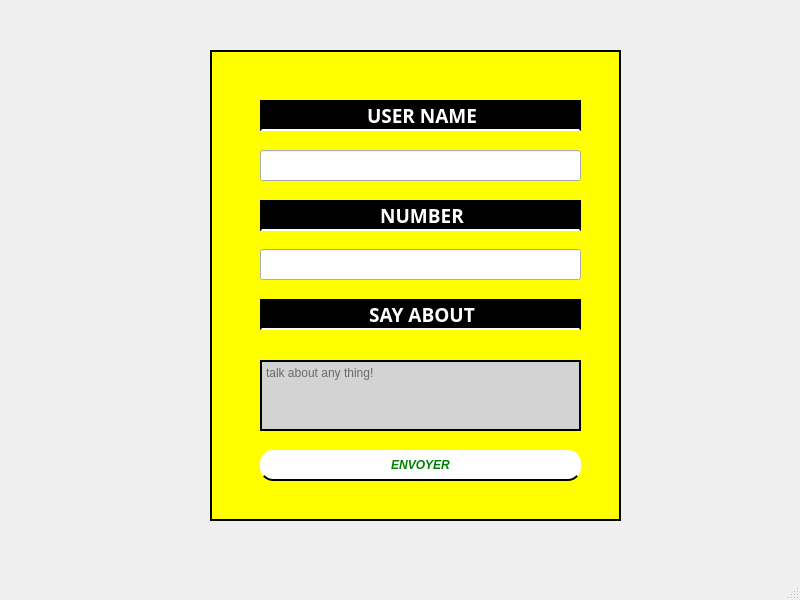
Above: UI/app_send_sms.ui from koueAnicet/appSms before the change. Below: the same form after it.
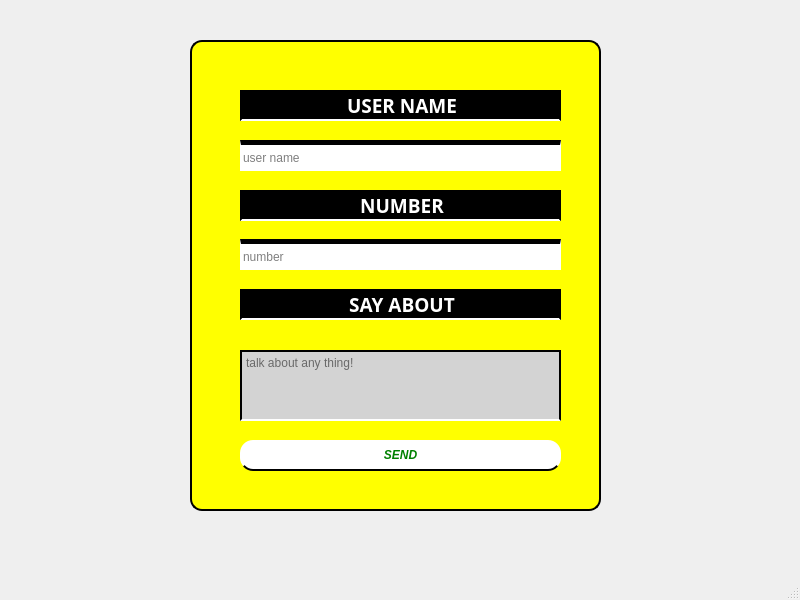
That is the form after the change.

The edit to the form file:
```diff
--- a/UI/app_send_sms.ui
+++ b/UI/app_send_sms.ui
@@ -22,8 +22,8 @@
    <widget class="QFrame" name="frame">
     <property name="geometry">
      <rect>
-      <x>210</x>
-      <y>50</y>
+      <x>190</x>
+      <y>40</y>
       <width>411</width>
       <height>471</height>
      </rect>
@@ -31,7 +31,8 @@
     <property name="styleSheet">
      <string notr="true">QFrame{
 background-color:yellow;
-border:2px solid black;}</string>
+border:2px solid black;
+border-radius:12px;}</string>
     </property>
     <property name="frameShape">
      <enum>QFrame::StyledPanel</enum>
@@ -53,7 +54,8 @@
 background-color:black;
 font:Arial 20 bold;
 color:white;
-border-bottom:2px solid white;}</string>
+border-bottom:2px solid white;
+border-radius:none;}</string>
      </property>
      <property name="text">
       <string>&lt;html&gt;&lt;head/&gt;&lt;body&gt;&lt;p align=&quot;center&quot;&gt;&lt;span style=&quot; font-size:14pt; font-weight:600;&quot;&gt;USER NAME&lt;/span&gt;&lt;/p&gt;&lt;/body&gt;&lt;/html&gt;</string>
@@ -68,6 +70,14 @@
        <height>31</height>
       </rect>
      </property>
+     <property name="styleSheet">
+      <string notr="true">QLineEdit{
+border-top:5px solid black;
+}</string>
+     </property>
+     <property name="placeholderText">
+      <string>user name</string>
+     </property>
     </widget>
     <widget class="QLabel" name="label_2">
      <property name="geometry">
@@ -83,7 +93,8 @@
 background-color:black;
 font:Arial 20 bold;
 color:white;
-border-bottom:2px solid white;}</string>
+border-bottom:2px solid white;
+border-radius:none;}</string>
      </property>
      <property name="text">
       <string>&lt;html&gt;&lt;head/&gt;&lt;body&gt;&lt;p align=&quot;center&quot;&gt;&lt;span style=&quot; font-size:14pt; font-weight:600;&quot;&gt;NUMBER&lt;/span&gt;&lt;/p&gt;&lt;/body&gt;&lt;/html&gt;</string>
@@ -98,6 +109,15 @@
        <height>31</height>
       </rect>
      </property>
+     <property name="styleSheet">
+      <string notr="true">QLineEdit{
+border-top:5px solid black;
+}
+</string>
+     </property>
+     <property name="placeholderText">
+      <string>number</string>
+     </property>
     </widget>
     <widget class="QLabel" name="label_3">
      <property name="geometry">
@@ -113,7 +133,9 @@
 background-color:black;
 font:Arial 20 bold;
 color:white;
-border-bottom:2px solid white;}</string>
+border-bottom:2px solid white;
+border-radius:none;}
+</string>
      </property>
      <property name="text">
       <string>&lt;html&gt;&lt;head/&gt;&lt;body&gt;&lt;p align=&quot;center&quot;&gt;&lt;span style=&quot; font-size:14pt; font-weight:600;&quot;&gt;SAY  ABOUT&lt;/span&gt;&lt;/p&gt;&lt;/body&gt;&lt;/html&gt;</string>
@@ -131,6 +153,8 @@
      <property name="styleSheet">
       <string notr="true">QTextEdit{
 background-color:lightgray;
+border-radius:none;
+border-bottom:2px solid white;
 }</string>
      </property>
      <property name="placeholderText">
@@ -155,7 +179,7 @@
 border-bottom:2px solid black;}</string>
      </property>
      <property name="text">
-      <string>ENVOYER</string>
+      <string>SEND</string>
      </property>
     </widget>
    </widget>
```
